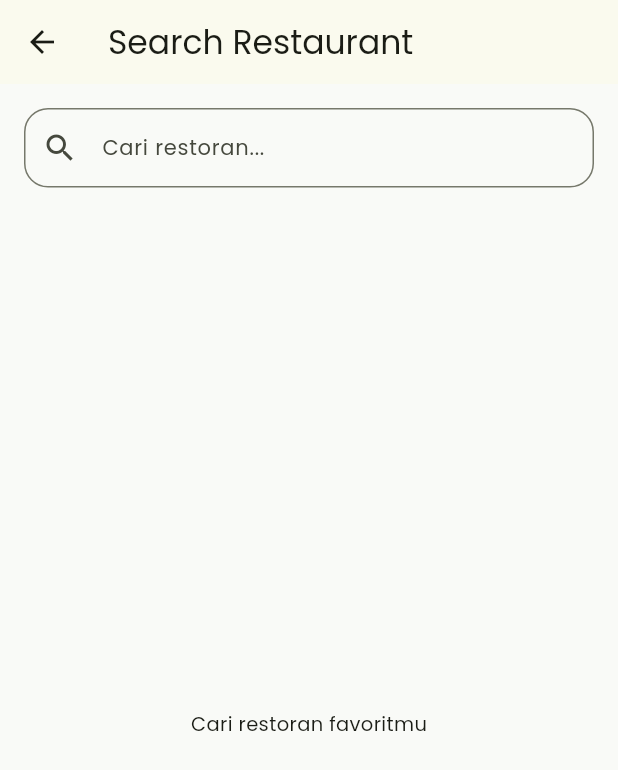
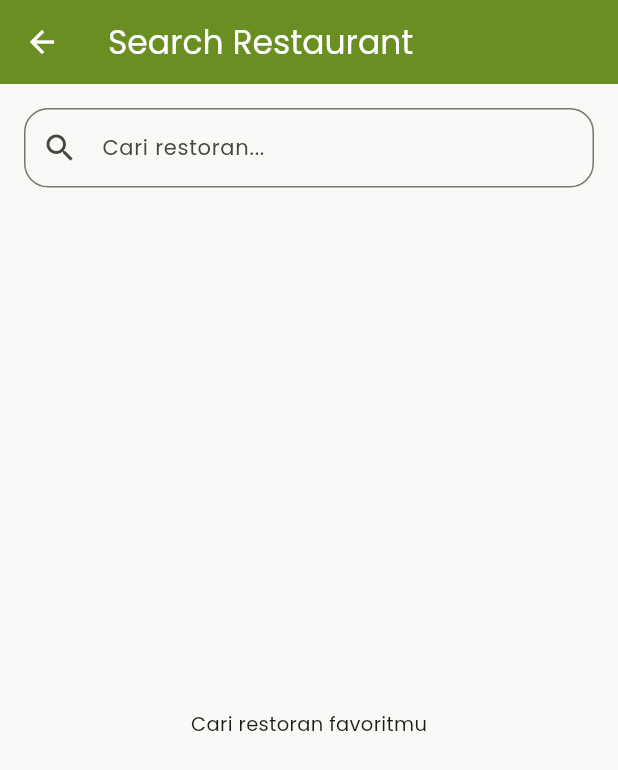
Before and after one commit to mrisqikhasani/resto-app-dicoding, a Flutter app: the RestaurantSearchPage screen opened by its route, on a phone screen of 412 x 824 dp. Shown: the top 770 px of the screen. Run offline on Flutter 3.47's test engine with Material 3 defaults, Android fonts, the phone set to English and light mode, and no system bars; network calls fail.

Commit message:
refactor: remove import not used

```diff
--- a/lib/screen/home/widgets/restaurant_card.dart
+++ b/lib/screen/home/widgets/restaurant_card.dart
@@ -1,7 +1,6 @@
 import 'package:flutter/material.dart';
 import 'package:resto_app_dicoding/data/models/restaurant_item_model.dart';
 import 'package:resto_app_dicoding/style/restaurant_color.dart';
-import 'package:resto_app_dicoding/style/typography/restaurant_text_style.dart';
 import 'package:resto_app_dicoding/utils/image_helper.dart';
 
 class RestaurantCard extends StatelessWidget {
@@ -37,7 +36,7 @@ class RestaurantCard extends StatelessWidget {
                   child: Image.network(
                     ImageHelper.small(restaurant.pictureId),
                     fit: BoxFit.cover,
-                    errorBuilder: (_, __, ___) => Container(
+                    errorBuilder: (context, error, stackTrace) => Container(
                       color: RestaurantColor.primary.withValues(alpha: 0.2),
                       child: const Icon(Icons.broken_image),
                     ),
--- a/lib/style/theme/restaurants_theme.dart
+++ b/lib/style/theme/restaurants_theme.dart
@@ -15,6 +15,12 @@ class RestaurantsTheme {
     textTheme: RestaurantTextStyle.textTheme,
 
     scaffoldBackgroundColor: RestaurantColor.backgroundLight,
+
+    appBarTheme: const AppBarTheme(
+      elevation: 0,
+      backgroundColor: RestaurantColor.primary,
+      foregroundColor: Colors.white,
+    ),
   );
 
   static ThemeData darkTheme = ThemeData(
@@ -29,5 +35,10 @@ class RestaurantsTheme {
     textTheme: RestaurantTextStyle.textTheme,
 
     scaffoldBackgroundColor: RestaurantColor.backgroundDark,
+    appBarTheme: const AppBarTheme(
+      elevation: 0,
+      backgroundColor: Colors.black,
+      foregroundColor: Colors.white,
+    ),
   );
 }
```
